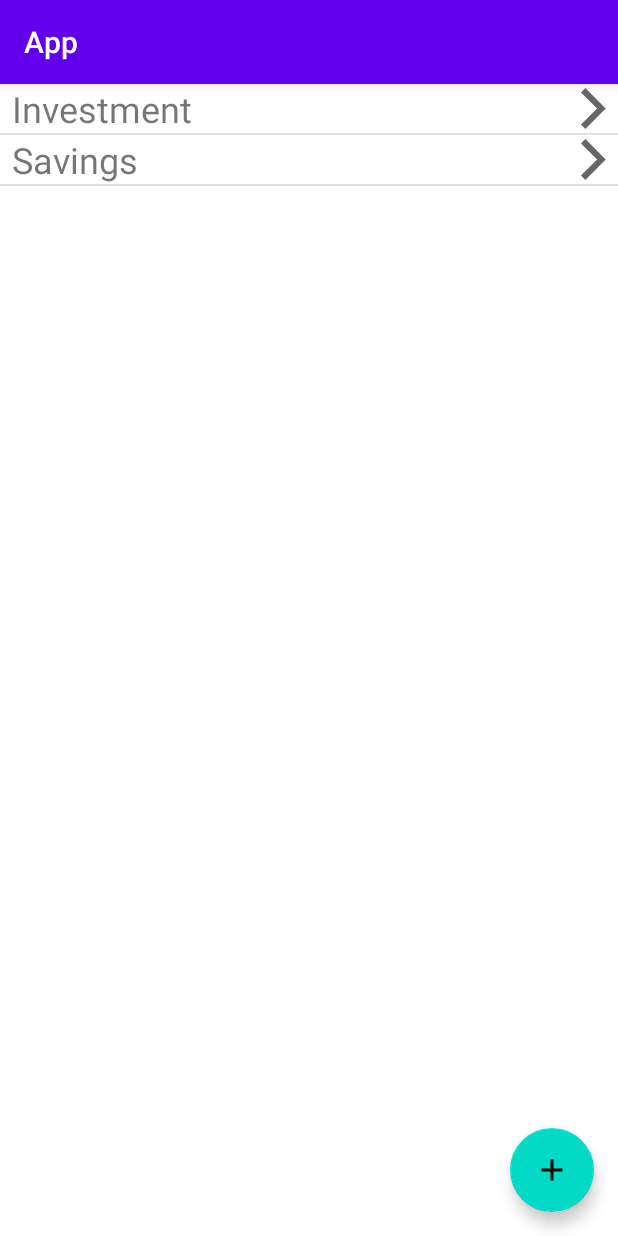
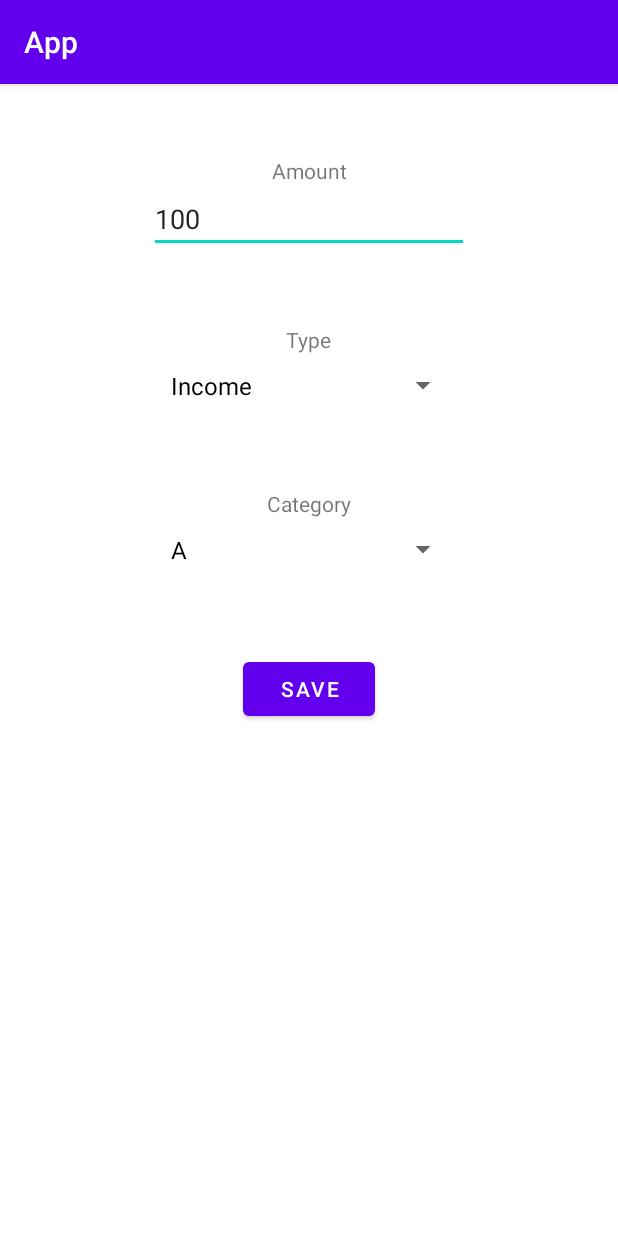
Before and after one commit to michalrzak/UNIVIE_SE2_Project, an Android app: the screen it shows after launch (AccountList before the commit, TransactionDetails after it), on a phone screen of 412 x 824 dp. Run offline under Robolectric (Android 15) with nearby library versions, the phone set to English and light mode, and no system bars.

Commit message:
Implemented a detailed page for a transaction

```diff
--- a/implementation/App/app/src/main/AndroidManifest.xml
+++ b/implementation/App/app/src/main/AndroidManifest.xml
@@ -3,23 +3,28 @@
     package="at.ac.univie.se2.ws21.team0404.app">
 
     <application
+        android:name=".MainApplication"
         android:allowBackup="true"
-        android:name=".MainApplication"
         android:icon="@mipmap/ic_launcher"
         android:label="@string/app_name"
         android:roundIcon="@mipmap/ic_launcher_round"
         android:supportsRtl="true"
         android:theme="@style/Theme.App">
         <activity
+            android:name=".ui.transactions.TransactionDetails"
+            android:exported="false" />
+        <activity
             android:name=".ui.accountList.AccountList"
             android:exported="false" />
-        <activity android:name=".ui.newOrAddAccount.NewOrAddAccountActivity"
+        <activity
+            android:name=".ui.newOrAddAccount.NewOrAddAccountActivity"
             android:exported="false" />
         <activity
             android:name=".ui.mainactivity.MainActivity"
             android:exported="true">
             <intent-filter>
                 <action android:name="android.intent.action.MAIN" />
+
                 <category android:name="android.intent.category.LAUNCHER" />
             </intent-filter>
         </activity>
--- a/implementation/App/app/src/main/java/at/ac/univie/se2/ws21/team0404/app/model/categories/Category.java
+++ b/implementation/App/app/src/main/java/at/ac/univie/se2/ws21/team0404/app/model/categories/Category.java
@@ -1,4 +1,6 @@
 package at.ac.univie.se2.ws21.team0404.app.model.categories;
 
-public class Category {
+import java.io.Serializable;
+
+public class Category implements Serializable {
 }
--- a/implementation/App/app/src/main/java/at/ac/univie/se2/ws21/team0404/app/model/transaction/ETransactionType.java
+++ b/implementation/App/app/src/main/java/at/ac/univie/se2/ws21/team0404/app/model/transaction/ETransactionType.java
@@ -1,7 +1,21 @@
 package at.ac.univie.se2.ws21.team0404.app.model.transaction;
+
+import androidx.annotation.NonNull;
 
 // TODO: where will we track whether a transaction is income/expense? We can either assign this
 //  enum to transaction directly, or we can distinguish categories.
 public enum ETransactionType {
-    INCOME, EXPENSE
+    INCOME("Income"), EXPENSE("Expense");
+
+    private final String type;
+
+    ETransactionType(String type) {
+        this.type = type;
+    }
+
+    @NonNull
+    @Override
+    public String toString() {
+        return type;
+    }
 }
--- a/implementation/App/app/src/main/java/at/ac/univie/se2/ws21/team0404/app/model/transaction/Transaction.java
+++ b/implementation/App/app/src/main/java/at/ac/univie/se2/ws21/team0404/app/model/transaction/Transaction.java
@@ -1,11 +1,15 @@
 package at.ac.univie.se2.ws21.team0404.app.model.transaction;
+
+import java.io.Serializable;
 
 import at.ac.univie.se2.ws21.team0404.app.model.categories.Category;
 
 /**
  * Class, used to save information about a transaction.
+ *
+ * Implements Serializable to be able to be passed through intent
  */
-public class Transaction {
+public class Transaction implements Serializable {
     private final int id;
     private final Category category;
     private final ETransactionType type;
--- a/implementation/App/app/src/main/java/at/ac/univie/se2/ws21/team0404/app/ui/mainactivity/MainActivity.java
+++ b/implementation/App/app/src/main/java/at/ac/univie/se2/ws21/team0404/app/ui/mainactivity/MainActivity.java
@@ -6,7 +6,11 @@ import android.content.Intent;
 import android.os.Bundle;
 
 import at.ac.univie.se2.ws21.team0404.app.R;
+import at.ac.univie.se2.ws21.team0404.app.model.categories.Category;
+import at.ac.univie.se2.ws21.team0404.app.model.transaction.ETransactionType;
+import at.ac.univie.se2.ws21.team0404.app.model.transaction.Transaction;
 import at.ac.univie.se2.ws21.team0404.app.ui.accountList.AccountList;
+import at.ac.univie.se2.ws21.team0404.app.ui.transactions.TransactionDetails;
 
 public class MainActivity extends AppCompatActivity {
 
@@ -16,7 +20,11 @@ public class MainActivity extends AppCompatActivity {
         setContentView(R.layout.activity_main);
 
         // temporary for testing
-        Intent intent = new Intent(this, AccountList.class);
+        // Intent intent = new Intent(this, AccountList.class);
+
+        Transaction transaction = new Transaction(0, new Category(), ETransactionType.EXPENSE, 100);
+        Intent intent = new Intent(this, TransactionDetails.class);
+        intent.putExtra(Transaction.class.getName(), transaction);
         startActivity(intent);
     }
 }
--- /dev/null
+++ b/implementation/App/app/src/main/java/at/ac/univie/se2/ws21/team0404/app/ui/transactions/TransactionDetails.java
@@ -0,0 +1,88 @@
+package at.ac.univie.se2.ws21.team0404.app.ui.transactions;
+
+import androidx.annotation.NonNull;
+import androidx.appcompat.app.AppCompatActivity;
+
+import android.content.Intent;
+import android.os.Bundle;
+import android.widget.ArrayAdapter;
+import android.widget.Button;
+import android.widget.EditText;
+import android.widget.Spinner;
+
+import java.util.ArrayList;
+import java.util.HashMap;
+import java.util.List;
+
+import at.ac.univie.se2.ws21.team0404.app.R;
+import at.ac.univie.se2.ws21.team0404.app.model.account.EAccountType;
+import at.ac.univie.se2.ws21.team0404.app.model.categories.Category;
+import at.ac.univie.se2.ws21.team0404.app.model.transaction.ETransactionType;
+import at.ac.univie.se2.ws21.team0404.app.model.transaction.Transaction;
+
+public class TransactionDetails extends AppCompatActivity {
+
+    private static class MockCategory extends Category {
+        private final String name;
+
+        public MockCategory(String name){
+            this.name = name;
+        }
+
+        @NonNull
+        @Override
+        public String toString() {
+            return name;
+        }
+    }
+
+    private Transaction displayedTransaction;
+
+    private EditText amountEditText;
+    private Spinner typeSpinner;
+    private Spinner categorySpinner;
+
+    private List<Category> getAllCategories() {
+        List<Category> categories = new ArrayList<>();
+
+        // for now this will be mocked, later pull from database and use the proper type
+        categories.add(new MockCategory("A"));
+        categories.add(new MockCategory("B"));
+        categories.add(new MockCategory("C"));
+        categories.add(new MockCategory("D"));
+        categories.add(new MockCategory("E"));
+
+        return categories;
+    }
+
+    //TODO: implement this once the db stuff is ready
+    private void saveTransaction() {
+        return;
+    }
+
+    @Override
+    protected void onCreate(Bundle savedInstanceState) {
+        super.onCreate(savedInstanceState);
+        setContentView(R.layout.activity_transaction_details);
+
+        Intent intent = getIntent();
+        displayedTransaction = (Transaction) intent.getSerializableExtra(Transaction.class.getName());
+
+        amountEditText = findViewById(R.id.transaction_amount_edittext);
+        amountEditText.setText(Integer.toString(displayedTransaction.getAmount()));
+
+        typeSpinner = findViewById(R.id.transaction_type_spinner);
+        ArrayAdapter<ETransactionType> typeAdapter = new ArrayAdapter<ETransactionType>(this,
+                R.layout.support_simple_spinner_dropdown_item, ETransactionType.values());
+        typeSpinner.setAdapter(typeAdapter);
+
+        categorySpinner = findViewById(R.id.transaction_category_spinner);
+
+        ArrayAdapter<Category> categoryAdapter = new ArrayAdapter<Category>(this,
+                R.layout.support_simple_spinner_dropdown_item, getAllCategories());
+        categorySpinner.setAdapter(categoryAdapter);
+
+        Button button = findViewById(R.id.transaction_save_button);
+        button.setOnClickListener(view -> saveTransaction());
+    }
+}
--- /dev/null
+++ b/implementation/App/app/src/main/res/layout/activity_transaction_details.xml
@@ -0,0 +1,74 @@
+<?xml version="1.0" encoding="utf-8"?>
+<androidx.constraintlayout.widget.ConstraintLayout xmlns:android="http://schemas.android.com/apk/res/android"
+    xmlns:app="http://schemas.android.com/apk/res-auto"
+    xmlns:tools="http://schemas.android.com/tools"
+    android:layout_width="match_parent"
+    android:layout_height="match_parent"
+    tools:context=".ui.transactions.TransactionDetails">
+
+    <TextView
+        android:id="@+id/amount_title"
+        android:layout_width="wrap_content"
+        android:layout_height="wrap_content"
+        android:layout_marginTop="@dimen/transaction_details_margin_top"
+        android:text="@string/amount"
+        app:layout_constraintEnd_toEndOf="parent"
+        app:layout_constraintStart_toStartOf="parent"
+        app:layout_constraintTop_toTopOf="parent" />
+
+    <EditText
+        android:id="@+id/transaction_amount_edittext"
+        android:layout_width="wrap_content"
+        android:layout_height="wrap_content"
+        android:ems="10"
+        android:inputType="number"
+        app:layout_constraintEnd_toEndOf="parent"
+        app:layout_constraintStart_toStartOf="parent"
+        app:layout_constraintTop_toBottomOf="@+id/amount_title" />
+
+    <TextView
+        android:id="@+id/textView6"
+        android:layout_width="wrap_content"
+        android:layout_height="wrap_content"
+        android:layout_marginTop="@dimen/transaction_details_margin_top"
+        android:text="@string/transaction_type"
+        app:layout_constraintEnd_toEndOf="parent"
+        app:layout_constraintStart_toStartOf="parent"
+        app:layout_constraintTop_toBottomOf="@+id/transaction_amount_edittext" />
+
+    <Spinner
+        android:id="@+id/transaction_type_spinner"
+        android:layout_width="@dimen/transaction_spinner_width"
+        android:layout_height="@dimen/transaction_spinner_height"
+        app:layout_constraintEnd_toEndOf="parent"
+        app:layout_constraintStart_toStartOf="parent"
+        app:layout_constraintTop_toBottomOf="@+id/textView6" />
+
+    <TextView
+        android:id="@+id/textView7"
+        android:layout_width="wrap_content"
+        android:layout_height="wrap_content"
+        android:layout_marginTop="@dimen/transaction_details_margin_top"
+        android:text="@string/transaction_category"
+        app:layout_constraintEnd_toEndOf="parent"
+        app:layout_constraintStart_toStartOf="parent"
+        app:layout_constraintTop_toBottomOf="@+id/transaction_type_spinner" />
+
+    <Spinner
+        android:id="@+id/transaction_category_spinner"
+        android:layout_width="@dimen/transaction_spinner_width"
+        android:layout_height="@dimen/transaction_spinner_height"
+        app:layout_constraintEnd_toEndOf="parent"
+        app:layout_constraintStart_toStartOf="parent"
+        app:layout_constraintTop_toBottomOf="@+id/textView7" />
+
+    <Button
+        android:id="@+id/transaction_save_button"
+        android:layout_width="wrap_content"
+        android:layout_height="wrap_content"
+        android:text="@string/button_save"
+        android:layout_marginTop="@dimen/transaction_details_margin_top"
+        app:layout_constraintEnd_toEndOf="parent"
+        app:layout_constraintStart_toStartOf="parent"
+        app:layout_constraintTop_toBottomOf="@+id/transaction_category_spinner" />
+</androidx.constraintlayout.widget.ConstraintLayout>
--- a/implementation/App/app/src/main/res/values/dimens.xml
+++ b/implementation/App/app/src/main/res/values/dimens.xml
@@ -8,4 +8,7 @@
     <dimen name="reflow_text_block_horizontal_gap">8dp</dimen>
     <dimen name="reflow_text_title_size">22sp</dimen>
     <dimen name="reflow_text_description_size">13sp</dimen>
+    <dimen name="transaction_details_margin_top">48dp</dimen>
+    <dimen name="transaction_spinner_width">200dp</dimen>
+    <dimen name="transaction_spinner_height">42dp</dimen>
 </resources>
--- a/implementation/App/app/src/main/res/values/strings.xml
+++ b/implementation/App/app/src/main/res/values/strings.xml
@@ -3,4 +3,8 @@
     <string name="add_account">Add account</string>
     <string name="hint_account_name">Enter account name</string>
     <string name="hint_account_overdue_limit">Enter overdue limit</string>
+    <string name="amount">Amount</string>
+    <string name="button_save">Save</string>
+    <string name="transaction_type">Type</string>
+    <string name="transaction_category">Category</string>
 </resources>
```
